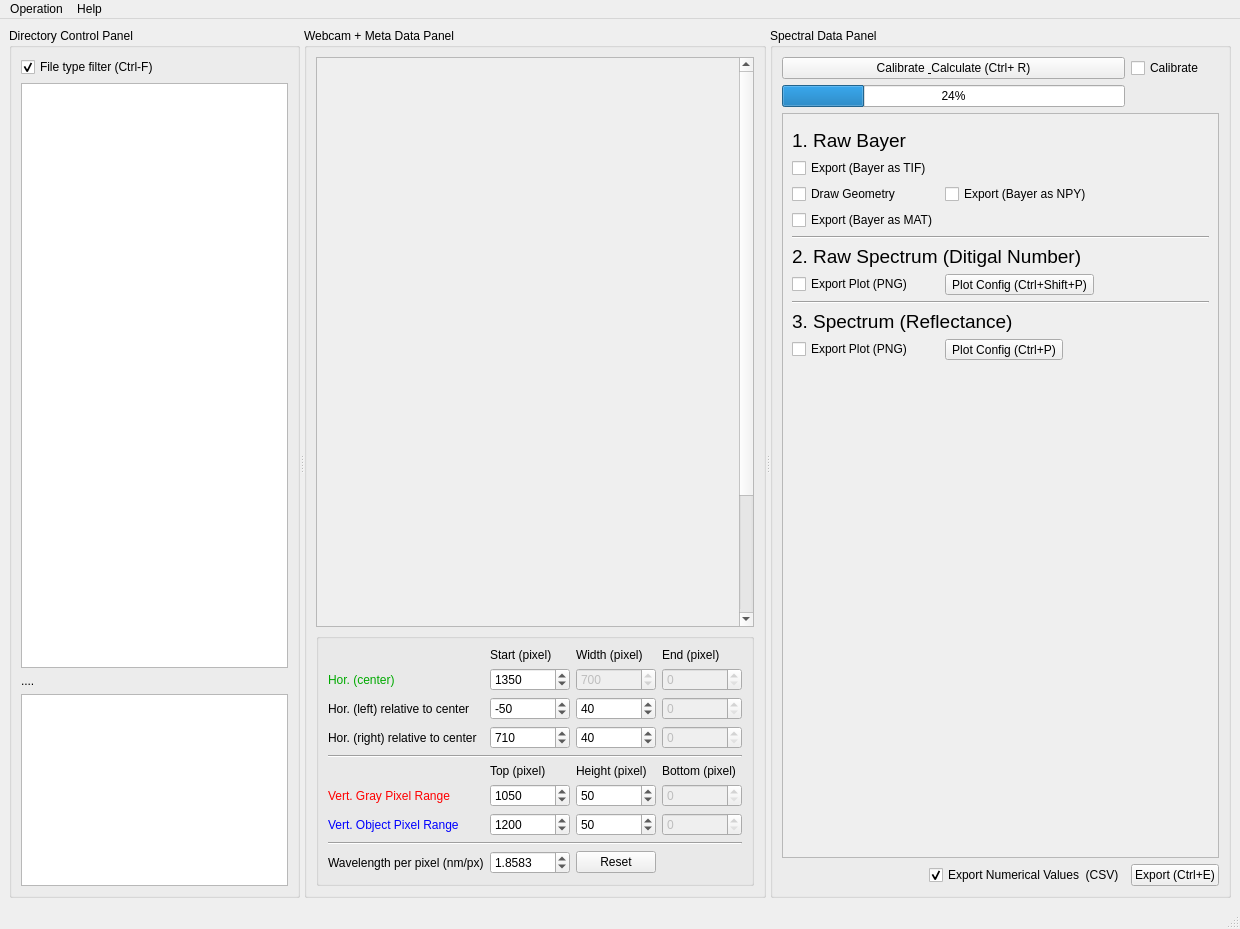
Before: the Qt Designer form UI/UI_Mainwindow.ui in garid3000/bps_spectrometer_gui, drawn with Qt 5.
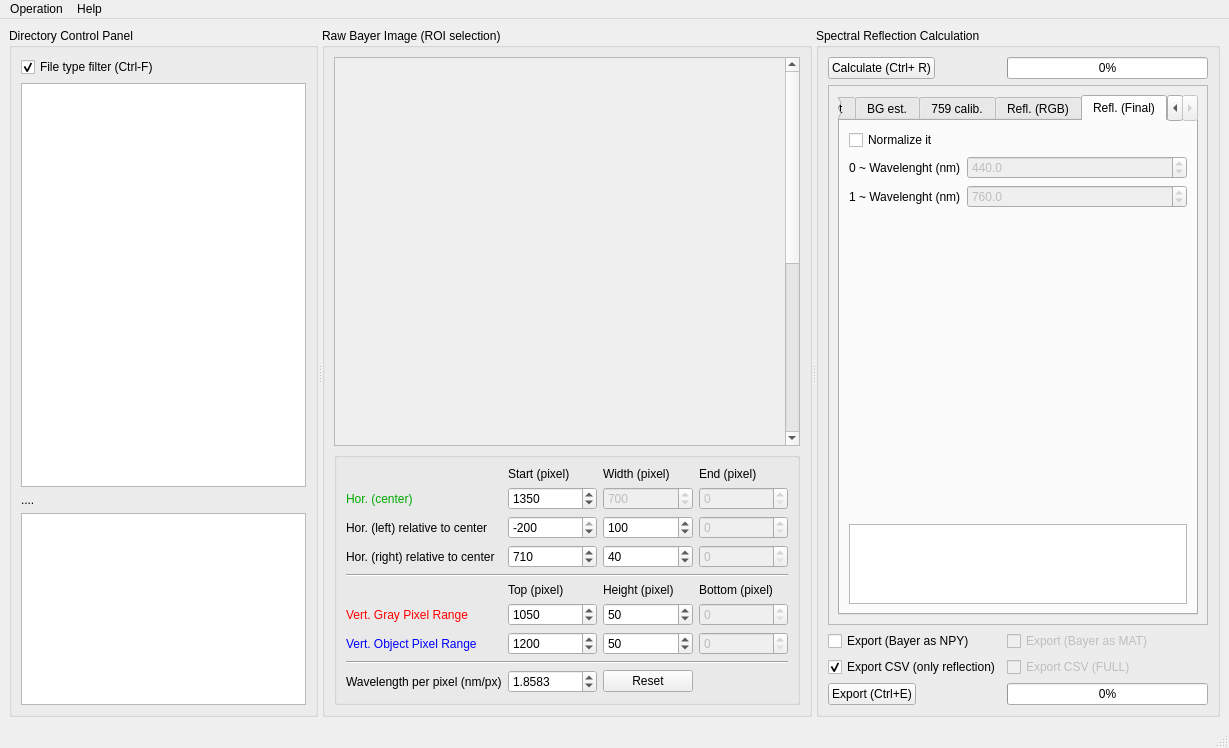
After: the same form once the commit is applied. The open tabs and pages were chosen to show the change. Custom widgets are drawn as their Qt base class.

What changed in the file:
```diff
--- a/UI/UI_Mainwindow.ui
+++ b/UI/UI_Mainwindow.ui
@@ -6,8 +6,8 @@
    <rect>
     <x>0</x>
     <y>0</y>
-    <width>1240</width>
-    <height>929</height>
+    <width>1229</width>
+    <height>748</height>
    </rect>
   </property>
   <property name="windowTitle">
@@ -86,7 +86,7 @@
       </widget>
       <widget class="QGroupBox" name="gp_webcam_meta">
        <property name="title">
-        <string>Webcam + Meta Data Panel</string>
+        <string>Raw Bayer Image (ROI selection)</string>
        </property>
        <layout class="QVBoxLayout" name="verticalLayout">
         <item>
@@ -99,7 +99,7 @@
             <rect>
              <x>0</x>
              <y>0</y>
-             <width>430</width>
+             <width>458</width>
              <height>724</height>
             </rect>
            </property>
@@ -362,16 +362,16 @@
            <item row="2" column="1">
             <widget class="QSpinBox" name="sb_lefx_init_rel">
              <property name="minimum">
-              <number>-999</number>
+              <number>-250</number>
              </property>
              <property name="maximum">
-              <number>0</number>
+              <number>-200</number>
              </property>
              <property name="singleStep">
               <number>2</number>
              </property>
              <property name="value">
-              <number>-50</number>
+              <number>-200</number>
              </property>
             </widget>
            </item>
@@ -391,7 +391,7 @@
               <number>2</number>
              </property>
              <property name="value">
-              <number>40</number>
+              <number>100</number>
              </property>
             </widget>
            </item>
@@ -559,10 +559,27 @@
       </widget>
       <widget class="QGroupBox" name="gp_spectral_panel">
        <property name="title">
-        <string>Spectral Data Panel</string>
+        <string>Spectral Reflection Calculation</string>
        </property>
-       <layout class="QGridLayout" name="gridLayout_4">
-        <item row="2" column="0" colspan="3">
+       <layout class="QFormLayout" name="formLayout">
+        <item row="0" column="0">
+         <widget class="QPushButton" name="pb_calibrate_calculate">
+          <property name="text">
+           <string>Calculate (Ctrl+ R)</string>
+          </property>
+         </widget>
+        </item>
+        <item row="0" column="1">
+         <widget class="QProgressBar" name="pbar_calc">
+          <property name="maximum">
+           <number>100</number>
+          </property>
+          <property name="value">
+           <number>0</number>
+          </property>
+         </widget>
+        </item>
+        <item row="1" column="0" colspan="2">
          <widget class="QScrollArea" name="scrollArea">
           <property name="widgetResizable">
            <bool>true</bool>
@@ -572,165 +589,334 @@
             <rect>
              <x>0</x>
              <y>0</y>
-             <width>429</width>
-             <height>745</height>
+             <width>372</width>
+             <height>539</height>
             </rect>
            </property>
-           <layout class="QFormLayout" name="formLayout">
-            <item row="2" column="0">
-             <widget class="QCheckBox" name="cb_export_bayer_as_tif">
-              <property name="text">
-               <string>Export (Bayer as TIF)</string>
+           <layout class="QVBoxLayout" name="verticalLayout_8">
+            <item>
+             <widget class="QTabWidget" name="tabWidget">
+              <property name="currentIndex">
+               <number>0</number>
               </property>
+              <widget class="QWidget" name="tab">
+               <attribute name="title">
+                <string>De-Salt</string>
+               </attribute>
+               <layout class="QVBoxLayout" name="verticalLayout_5">
+                <item>
+                 <widget class="QCheckBox" name="cb_calc1_desalt">
+                  <property name="enabled">
+                   <bool>false</bool>
+                  </property>
+                  <property name="text">
+                   <string>Median filtering (3px vertically) for SALT noise</string>
+                  </property>
+                  <property name="checkable">
+                   <bool>true</bool>
+                  </property>
+                  <property name="checked">
+                   <bool>true</bool>
+                  </property>
+                 </widget>
+                </item>
+                <item>
+                 <widget class="ImageView" name="graph_calc1_desalted_roi" native="true">
+                  <property name="sizePolicy">
+                   <sizepolicy hsizetype="Preferred" vsizetype="Expanding">
+                    <horstretch>0</horstretch>
+                    <verstretch>0</verstretch>
+                   </sizepolicy>
+                  </property>
+                  <property name="minimumSize">
+                   <size>
+                    <width>150</width>
+                    <height>0</height>
+                   </size>
+                  </property>
+                 </widget>
+                </item>
+                <item>
+                 <widget class="QTextBrowser" name="txt_calc1_desalt">
+                  <property name="sizePolicy">
+                   <sizepolicy hsizetype="Expanding" vsizetype="Minimum">
+                    <horstretch>0</horstretch>
+                    <verstretch>0</verstretch>
+                   </sizepolicy>
+                  </property>
+                  <property name="minimumSize">
+                   <size>
+                    <width>0</width>
+                    <height>0</height>
+                   </size>
+                  </property>
+                  <property name="maximumSize">
+                   <size>
+                    <width>16777215</width>
+                    <height>80</height>
+                   </size>
+                  </property>
+                 </widget>
+                </item>
+               </layout>
+              </widget>
+              <widget class="QWidget" name="tab_2">
+               <attribute name="title">
+                <string>BG est.</string>
+               </attribute>
+               <layout class="QVBoxLayout" name="verticalLayout_6">
+                <item>
+                 <widget class="QCheckBox" name="cb_calc2_background">
+                  <property name="enabled">
+                   <bool>false</bool>
+                  </property>
+                  <property name="text">
+                   <string>Estimate and substract Background</string>
+                  </property>
+                  <property name="checked">
+                   <bool>true</bool>
+                  </property>
+                 </widget>
+                </item>
+                <item>
+                 <widget class="PlotWidget" name="graph_calc2_bg_gray" native="true">
+                  <property name="minimumSize">
+                   <size>
+                    <width>100</width>
+                    <height>200</height>
+                   </size>
+                  </property>
+                 </widget>
+                </item>
+                <item>
+                 <widget class="PlotWidget" name="graph_calc2_bg_obje" native="true"/>
+                </item>
+                <item>
+                 <widget class="QTextBrowser" name="txt_calc2_bg">
+                  <property name="sizePolicy">
+                   <sizepolicy hsizetype="Expanding" vsizetype="Minimum">
+                    <horstretch>0</horstretch>
+                    <verstretch>0</verstretch>
+                   </sizepolicy>
+                  </property>
+                  <property name="maximumSize">
+                   <size>
+                    <width>16777215</width>
+                    <height>80</height>
+                   </size>
+                  </property>
+                 </widget>
+                </item>
+               </layout>
+              </widget>
+              <widget class="QWidget" name="tab_3">
+               <attribute name="title">
+                <string>759 calib.</string>
+               </attribute>
+               <layout class="QVBoxLayout" name="verticalLayout_7">
+                <item>
+                 <widget class="QCheckBox" name="cb_calc3_calibrate_759">
+                  <property name="enabled">
+                   <bool>false</bool>
+                  </property>
+                  <property name="text">
+                   <string>Calibrate Based on 759.3nm absorption</string>
+                  </property>
+                  <property name="checked">
+                   <bool>true</bool>
+                  </property>
+                 </widget>
+                </item>
+                <item>
+                 <widget class="PlotWidget" name="graph_calc3_759_calib" native="true">
+                  <property name="sizePolicy">
+                   <sizepolicy hsizetype="Expanding" vsizetype="Expanding">
+                    <horstretch>0</horstretch>
+                    <verstretch>200</verstretch>
+                   </sizepolicy>
+                  </property>
+                  <property name="minimumSize">
+                   <size>
+                    <width>300</width>
+                    <height>200</height>
+                   </size>
+                  </property>
+                 </widget>
+                </item>
+                <item>
+                 <widget class="QTextBrowser" name="txt_calc3_cal759">
+                  <property name="maximumSize">
+                   <size>
+                    <width>16777215</width>
+                    <height>80</height>
+                   </size>
+                  </property>
+                 </widget>
+                </item>
+               </layout>
+              </widget>
+              <widget class="QWidget" name="tab_4">
+               <attribute name="title">
+                <string>Refl. (RGB)</string>
+               </attribute>
+               <layout class="QVBoxLayout" name="verticalLayout_9">
+                <item>
+                 <widget class="PlotWidget" name="graph_calc4_refl_rgb" native="true"/>
+                </item>
+                <item>
+                 <widget class="QTextBrowser" name="txt_calc4_rgb">
+                  <property name="maximumSize">
+                   <size>
+                    <width>16777215</width>
+                    <height>80</height>
+                   </size>
+                  </property>
+                 </widget>
+                </item>
+               </layout>
+              </widget>
+              <widget class="QWidget" name="tab_5">
+               <attribute name="title">
+                <string>Refl. (Final)</string>
+               </attribute>
+               <layout class="QFormLayout" name="formLayout_2">
+                <item row="1" column="0">
+                 <widget class="QLabel" name="_l_12">
+                  <property name="text">
+                   <string>0 ~ Wavelenght (nm)</string>
+                  </property>
+                 </widget>
+                </item>
+                <item row="1" column="1">
+                 <widget class="QDoubleSpinBox" name="sb_calc5_norm_zero">
+                  <property name="enabled">
+                   <bool>false</bool>
+                  </property>
+                  <property name="decimals">
+                   <number>1</number>
+                  </property>
+                  <property name="minimum">
+                   <double>400.000000000000000</double>
+                  </property>
+                  <property name="maximum">
+                   <double>900.000000000000000</double>
+                  </property>
+                  <property name="singleStep">
+                   <double>0.500000000000000</double>
+                  </property>
+                  <property name="value">
+                   <double>440.000000000000000</double>
+                  </property>
+                 </widget>
+                </item>
+                <item row="2" column="1">
+                 <widget class="QDoubleSpinBox" name="sb_calc5_norm_one">
+                  <property name="enabled">
+                   <bool>false</bool>
+                  </property>
+                  <property name="decimals">
+                   <number>1</number>
+                  </property>
+                  <property name="minimum">
+                   <double>400.000000000000000</double>
+                  </property>
+                  <property name="maximum">
+                   <double>900.000000000000000</double>
+                  </property>
+                  <property name="singleStep">
+                   <double>0.500000000000000</double>
+                  </property>
+                  <property name="value">
+                   <double>760.000000000000000</double>
+                  </property>
+                 </widget>
+                </item>
+                <item row="3" column="0" colspan="2">
+                 <widget class="PlotWidget" name="graph_calc5_refl_final" native="true">
+                  <property name="minimumSize">
+                   <size>
+                    <width>300</width>
+                    <height>300</height>
+                   </size>
+                  </property>
+                 </widget>
+                </item>
+                <item row="2" column="0">
+                 <widget class="QLabel" name="_l_13">
+                  <property name="text">
+                   <string>1 ~ Wavelenght (nm)</string>
+                  </property>
+                 </widget>
+                </item>
+                <item row="0" column="0" colspan="2">
+                 <widget class="QCheckBox" name="cb_calc5_norm">
+                  <property name="text">
+                   <string>Normalize it</string>
+                  </property>
+                  <property name="checked">
+                   <bool>false</bool>
+                  </property>
+                 </widget>
+                </item>
+                <item row="4" column="0" colspan="2">
+                 <widget class="QTextBrowser" name="txt_calc5_refl_final">
+                  <property name="maximumSize">
+                   <size>
+                    <width>16777215</width>
+                    <height>80</height>
+                   </size>
+                  </property>
+                 </widget>
+                </item>
+               </layout>
+              </widget>
              </widget>
             </item>
-            <item row="3" column="0">
-             <widget class="QCheckBox" name="cb_bayer_show_geometry">
-              <property name="text">
-               <string>Draw Geometry</string>
-              </property>
-             </widget>
-            </item>
-            <item row="3" column="1">
-             <widget class="QCheckBox" name="cb_export_bayer_as_npy">
-              <property name="text">
-               <string>Export (Bayer as NPY)</string>
-              </property>
-             </widget>
-            </item>
-            <item row="4" column="0">
-             <widget class="QCheckBox" name="cb_export_bayer_as_mat">
-              <property name="text">
-               <string>Export (Bayer as MAT)</string>
-              </property>
-             </widget>
-            </item>
-            <item row="5" column="0" colspan="2">
-             <widget class="Line" name="line">
-              <property name="orientation">
-               <enum>Qt::Horizontal</enum>
-              </property>
-             </widget>
-            </item>
-            <item row="6" column="0" colspan="2">
-             <widget class="QLabel" name="label_2">
-              <property name="font">
-               <font>
-                <pointsize>14</pointsize>
-                <bold>false</bold>
-               </font>
-              </property>
-              <property name="text">
-               <string>2. Raw Spectrum (Ditigal Number)</string>
-              </property>
-             </widget>
-            </item>
-            <item row="7" column="0">
-             <widget class="QCheckBox" name="cb_export_raw_plot_as_png">
-              <property name="text">
-               <string>Export Plot (PNG)</string>
-              </property>
-             </widget>
-            </item>
-            <item row="7" column="1">
-             <widget class="QToolButton" name="tbtn_raw_spectrum_config">
-              <property name="text">
-               <string>Plot Config (Ctrl+Shift+P)</string>
-              </property>
-             </widget>
-            </item>
-            <item row="10" column="0" colspan="2">
-             <widget class="Line" name="line_2">
-              <property name="orientation">
-               <enum>Qt::Horizontal</enum>
-              </property>
-             </widget>
-            </item>
-            <item row="11" column="0" colspan="2">
-             <widget class="QLabel" name="label_3">
-              <property name="font">
-               <font>
-                <pointsize>14</pointsize>
-                <bold>false</bold>
-               </font>
-              </property>
-              <property name="text">
-               <string>3. Spectrum (Reflectance)</string>
-              </property>
-             </widget>
-            </item>
-            <item row="12" column="0">
-             <widget class="QCheckBox" name="cb_export_ref_plot_as_png">
-              <property name="text">
-               <string>Export Plot (PNG)</string>
-              </property>
-             </widget>
-            </item>
-            <item row="12" column="1">
-             <widget class="QToolButton" name="tbtn_ref_spectrum_config">
-              <property name="text">
-               <string>Plot Config (Ctrl+P)</string>
-              </property>
-             </widget>
-            </item>
-            <item row="13" column="0" colspan="2">
-             <widget class="PlotWidget" name="graph_ref" native="true">
-              <property name="sizePolicy">
-               <sizepolicy hsizetype="Expanding" vsizetype="Expanding">
-                <horstretch>0</horstretch>
-                <verstretch>200</verstretch>
-               </sizepolicy>
-              </property>
-              <property name="minimumSize">
-               <size>
-                <width>400</width>
-                <height>400</height>
-               </size>
-              </property>
-             </widget>
-            </item>
-            <item row="1" column="0">
-             <widget class="QLabel" name="label">
-              <property name="font">
-               <font>
-                <pointsize>14</pointsize>
-                <italic>false</italic>
-                <underline>false</underline>
-               </font>
-              </property>
-              <property name="text">
-               <string>1. Raw Bayer</string>
-              </property>
-             </widget>
-            </item>
-            <item row="0" column="0" colspan="2">
-             <widget class="ImageView" name="graph_2d_after_desalt" native="true"/>
-            </item>
            </layout>
           </widget>
          </widget>
         </item>
+        <item row="2" column="0">
+         <widget class="QCheckBox" name="cb_export_bayer_as_npy">
+          <property name="enabled">
+           <bool>true</bool>
+          </property>
+          <property name="text">
+           <string>Export (Bayer as NPY)</string>
+          </property>
+         </widget>
+        </item>
+        <item row="2" column="1">
+         <widget class="QCheckBox" name="cb_export_bayer_as_mat">
+          <property name="enabled">
+           <bool>false</bool>
+          </property>
+          <property name="text">
+           <string>Export (Bayer as MAT)</string>
+          </property>
+         </widget>
+        </item>
+        <item row="3" column="0">
+         <widget class="QCheckBox" name="cb_export_ref_CSV_simple">
+          <property name="text">
+           <string>Export CSV (only reflection)</string>
+          </property>
+          <property name="checked">
+           <bool>true</bool>
+          </property>
+         </widget>
+        </item>
+        <item row="3" column="1">
+         <widget class="QCheckBox" name="cb_export_ref_CSV_full">
+          <property name="enabled">
+           <bool>false</bool>
+          </property>
+          <property name="text">
+           <string>Export CSV (FULL)</string>
+          </property>
+         </widget>
+        </item>
         <item row="4" column="0">
-         <spacer name="horizontalSpacer">
-          <property name="orientation">
-           <enum>Qt::Horizontal</enum>
-          </property>
-          <property name="sizeHint" stdset="0">
-           <size>
-            <width>40</width>
-            <height>20</height>
-           </size>
-          </property>
-         </spacer>
-        </item>
-        <item row="0" column="0" colspan="2">
-         <widget class="QPushButton" name="pb_calibrate_calculate">
-          <property name="text">
-           <string>Calibrate &amp; Calculate (Ctrl+ R)</string>
-          </property>
-         </widget>
-        </item>
-        <item row="4" column="2">
          <widget class="QPushButton" name="pb_export">
           <property name="text">
            <string>Export (Ctrl+E)</string>
@@ -738,26 +924,9 @@
          </widget>
         </item>
         <item row="4" column="1">
-         <widget class="QCheckBox" name="checkBox_6">
-          <property name="text">
-           <string>Export Numerical Values  (CSV)</string>
-          </property>
-          <property name="checked">
-           <bool>true</bool>
-          </property>
-         </widget>
-        </item>
-        <item row="0" column="2">
-         <widget class="QCheckBox" name="cb_fraunhofer">
-          <property name="text">
-           <string>Calibrate</string>
-          </property>
-         </widget>
-        </item>
-        <item row="1" column="0" colspan="2">
-         <widget class="QProgressBar" name="progressBar">
+         <widget class="QProgressBar" name="pbar_export">
           <property name="value">
-           <number>24</number>
+           <number>0</number>
           </property>
          </widget>
         </item>
@@ -773,7 +942,7 @@
     <rect>
      <x>0</x>
      <y>0</y>
-     <width>1240</width>
+     <width>1229</width>
      <height>19</height>
     </rect>
    </property>
```
